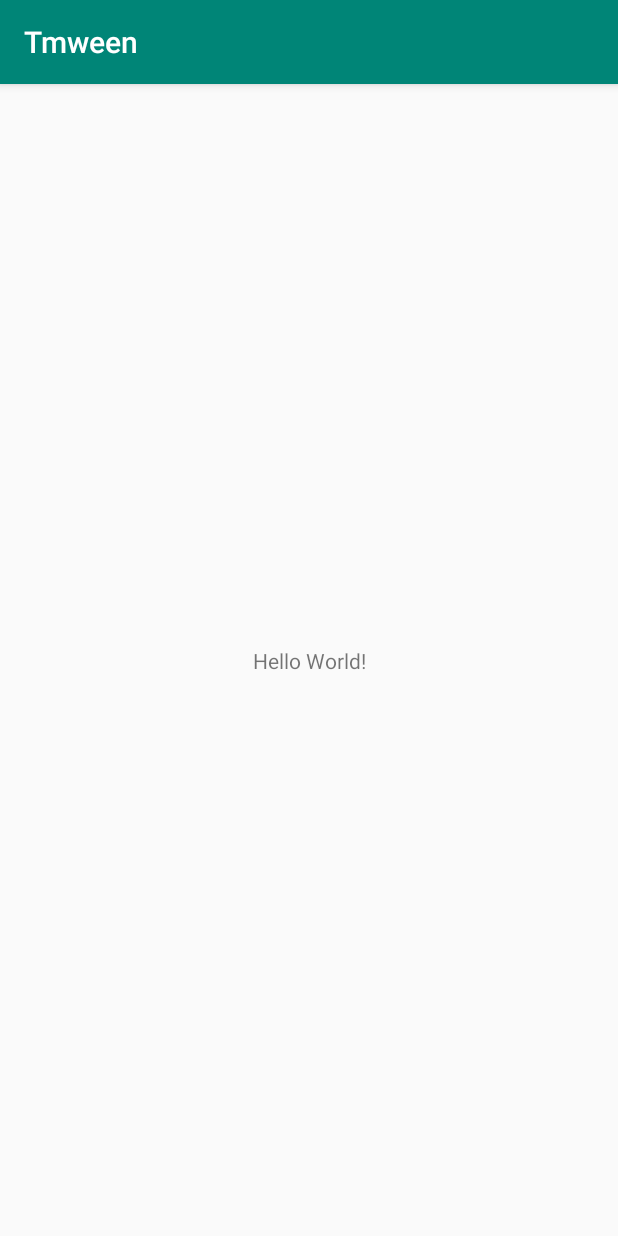
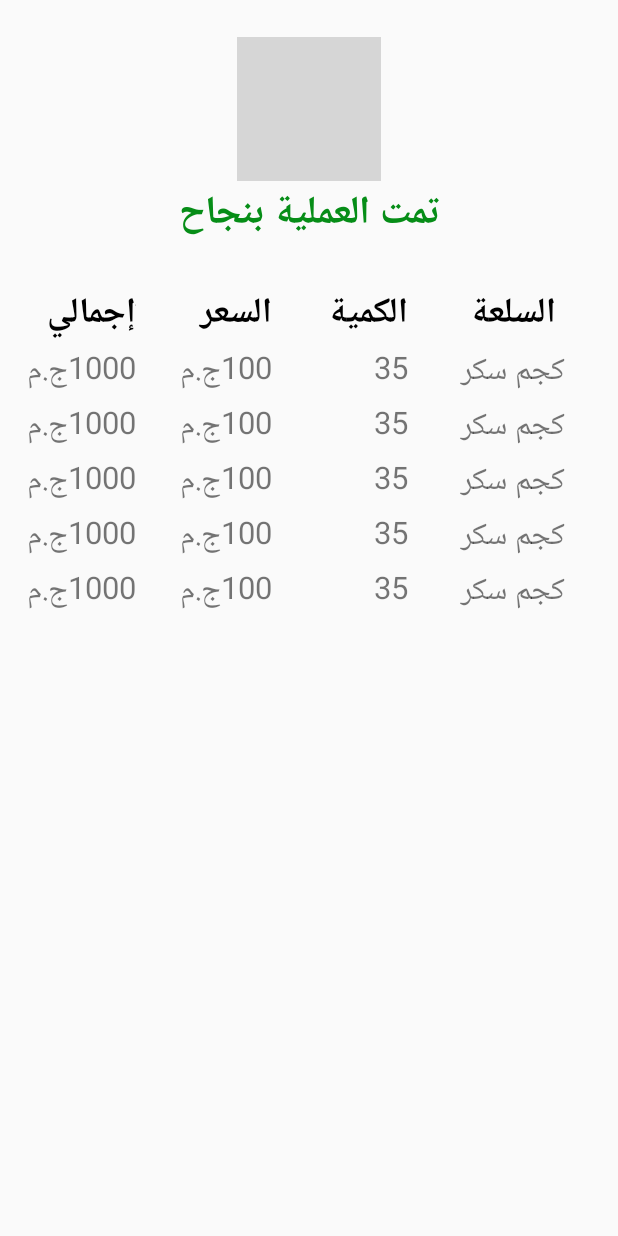
Before and after one commit to h4775346/Tmween, an Android app: the screen it shows after launch (MainActivity before the commit, ReceiptOfOrder after it), on a phone screen of 412 x 824 dp. Run offline under Robolectric (Android 15) with nearby library versions, the phone set to English and light mode, and no system bars; our stand-ins replace CircleImageView, sdp/ssp sizes; grey boxes are pictures that could not be loaded.

```diff
--- a/app/src/main/AndroidManifest.xml
+++ b/app/src/main/AndroidManifest.xml
@@ -9,13 +9,17 @@
         android:roundIcon="@mipmap/ic_launcher_round"
         android:supportsRtl="true"
         android:theme="@style/AppTheme">
-        <activity android:name=".MainActivity">
+        <activity android:name=".Activity.ReceiptOfOrder"
+            android:theme="@style/Theme.AppCompat.Light.NoActionBar">
             <intent-filter>
                 <action android:name="android.intent.action.MAIN" />
 
                 <category android:name="android.intent.category.LAUNCHER" />
             </intent-filter>
         </activity>
+        <activity android:name=".Activity.MainActivity">
+
+        </activity>
     </application>
 
 </manifest>
--- a/app/src/main/java/com/example/tmween/MainActivity.java
+++ b/app/src/main/java/com/example/tmween/Activity/MainActivity.java
@@ -1,8 +1,10 @@
-package com.example.tmween;
+package com.example.tmween.Activity;
 
 import androidx.appcompat.app.AppCompatActivity;
 
 import android.os.Bundle;
+
+import com.example.tmween.R;
 
 public class MainActivity extends AppCompatActivity {
 
--- /dev/null
+++ b/app/src/main/java/com/example/tmween/Activity/ReceiptOfOrder.java
@@ -0,0 +1,44 @@
+package com.example.tmween.Activity;
+
+import androidx.appcompat.app.AppCompatActivity;
+import androidx.recyclerview.widget.LinearLayoutManager;
+import androidx.recyclerview.widget.RecyclerView;
+
+import android.os.Bundle;
+
+import com.example.tmween.Adabter.ReceiptRecyclerAdapter;
+import com.example.tmween.Model.ReceiptItemsModel;
+import com.example.tmween.R;
+
+import java.util.ArrayList;
+
+public class ReceiptOfOrder extends AppCompatActivity {
+    //define widgets and tools
+    RecyclerView receiptRecycler;
+    ReceiptRecyclerAdapter receiptAdapter;
+    ArrayList<ReceiptItemsModel>receiptItemsModels=new ArrayList<>();
+
+    @Override
+    protected void onCreate(Bundle savedInstanceState) {
+        super.onCreate(savedInstanceState);
+        setContentView(R.layout.activity_receipt_of_order);
+        initializeWidgets();
+        fakeData();
+        receiptRecycler.setLayoutManager(new LinearLayoutManager(this));
+        receiptAdapter=new ReceiptRecyclerAdapter(this,receiptItemsModels);
+        receiptRecycler.setAdapter(receiptAdapter);
+
+    }
+
+    //this function to initialize widgets
+    public void initializeWidgets()
+    {
+        receiptRecycler=findViewById(R.id.receipt_recycler);
+
+    }
+    public void fakeData()
+    {
+        for (int i =0;i<5;i++)
+            receiptItemsModels.add(new ReceiptItemsModel("كجم سكر","35","100ج.م","1000ج.م"));
+    }
+}
--- /dev/null
+++ b/app/src/main/java/com/example/tmween/Adabter/ReceiptRecyclerAdapter.java
@@ -0,0 +1,68 @@
+package com.example.tmween.Adabter;
+
+import android.content.Context;
+import android.view.LayoutInflater;
+import android.view.View;
+import android.view.ViewGroup;
+import android.widget.TextView;
+
+import androidx.annotation.NonNull;
+import androidx.recyclerview.widget.RecyclerView;
+
+import com.example.tmween.Model.ReceiptItemsModel;
+import com.example.tmween.R;
+
+import java.util.ArrayList;
+
+public class ReceiptRecyclerAdapter extends RecyclerView.Adapter<ReceiptRecyclerAdapter.Holder> {
+
+    Context context;
+    ArrayList<ReceiptItemsModel> receiptItemsModels = new ArrayList<>();
+
+    public ReceiptRecyclerAdapter(Context context, ArrayList<ReceiptItemsModel> receiptItemsModels) {
+        this.context = context;
+        this.receiptItemsModels = receiptItemsModels;
+    }
+
+    @NonNull
+    @Override
+    public Holder onCreateViewHolder(@NonNull ViewGroup parent, int viewType) {
+
+        View view = LayoutInflater.from(parent.getContext()).inflate(R.layout.receipt_items, parent, false);
+        Holder holder = new Holder(view);
+        return holder;
+    }
+
+    @Override
+    public void onBindViewHolder(@NonNull Holder holder, int position) {
+        holder.receipt_product_total_price.setText(receiptItemsModels.get(position).getReceipt_product_total_price());
+        holder.receipt_product_name.setText(receiptItemsModels.get(position).getReceipt_product_name());
+        holder.receipt_product_count.setText(receiptItemsModels.get(position).getReceipt_product_count());
+        holder.receipt_product_price.setText(receiptItemsModels.get(position).getReceipt_product_price());
+
+
+    }
+
+    @Override
+    public int getItemCount() {
+        return receiptItemsModels.size();
+    }
+
+    public class Holder extends RecyclerView.ViewHolder {
+        TextView
+                receipt_product_name,
+                receipt_product_count,
+                receipt_product_price,
+                receipt_product_total_price;
+
+
+        public Holder(@NonNull View itemView) {
+            super(itemView);
+            receipt_product_name=itemView.findViewById(R.id.product_name);
+            receipt_product_count=itemView.findViewById(R.id.product_count);
+            receipt_product_price=itemView.findViewById(R.id.product_price);
+            receipt_product_total_price=itemView.findViewById(R.id.product_total_price);
+
+        }
+    }
+}
--- /dev/null
+++ b/app/src/main/java/com/example/tmween/Model/ReceiptItemsModel.java
@@ -0,0 +1,51 @@
+package com.example.tmween.Model;
+
+public class ReceiptItemsModel {
+
+    private String receipt_product_name;
+    private String receipt_product_count;
+    private String receipt_product_price;
+    private String receipt_product_total_price;
+
+    public ReceiptItemsModel() {
+    }
+
+    public ReceiptItemsModel(String receipt_product_name, String receipt_product_count, String receipt_product_price, String receipt_product_total_price) {
+        this.receipt_product_name = receipt_product_name;
+        this.receipt_product_count = receipt_product_count;
+        this.receipt_product_price = receipt_product_price;
+        this.receipt_product_total_price = receipt_product_total_price;
+    }
+
+    public String getReceipt_product_name() {
+        return receipt_product_name;
+    }
+
+    public void setReceipt_product_name(String receipt_product_name) {
+        this.receipt_product_name = receipt_product_name;
+    }
+
+    public String getReceipt_product_count() {
+        return receipt_product_count;
+    }
+
+    public void setReceipt_product_count(String receipt_product_count) {
+        this.receipt_product_count = receipt_product_count;
+    }
+
+    public String getReceipt_product_price() {
+        return receipt_product_price;
+    }
+
+    public void setReceipt_product_price(String receipt_product_price) {
+        this.receipt_product_price = receipt_product_price;
+    }
+
+    public String getReceipt_product_total_price() {
+        return receipt_product_total_price;
+    }
+
+    public void setReceipt_product_total_price(String receipt_product_total_price) {
+        this.receipt_product_total_price = receipt_product_total_price;
+    }
+}
--- a/app/src/main/res/layout/activity_main.xml
+++ b/app/src/main/res/layout/activity_main.xml
@@ -4,7 +4,7 @@
     xmlns:tools="http://schemas.android.com/tools"
     android:layout_width="match_parent"
     android:layout_height="match_parent"
-    tools:context=".MainActivity">
+    tools:context=".Activity.MainActivity">
 
     <TextView
         android:layout_width="wrap_content"
--- /dev/null
+++ b/app/src/main/res/layout/activity_receipt_of_order.xml
@@ -0,0 +1,117 @@
+<?xml version="1.0" encoding="utf-8"?>
+<androidx.constraintlayout.widget.ConstraintLayout xmlns:android="http://schemas.android.com/apk/res/android"
+    xmlns:app="http://schemas.android.com/apk/res-auto"
+    xmlns:tools="http://schemas.android.com/tools"
+    android:layout_width="match_parent"
+    android:layout_height="match_parent"
+    tools:context=".Activity.ReceiptOfOrder">
+
+
+    <LinearLayout
+        android:id="@+id/local_space1"
+        android:layout_width="match_parent"
+        android:layout_height="0dp"
+        android:orientation="vertical"
+        app:layout_constraintEnd_toEndOf="parent"
+        app:layout_constraintHeight_percent="0.03"
+        app:layout_constraintStart_toStartOf="parent"
+        app:layout_constraintTop_toTopOf="parent" />
+
+
+    <de.hdodenhof.circleimageview.CircleImageView
+        android:id="@+id/true_image"
+        android:layout_width="wrap_content"
+        android:layout_height="wrap_content"
+        android:src="@drawable/ic_check_circle_24px"
+        app:layout_constraintEnd_toEndOf="parent"
+        app:layout_constraintStart_toStartOf="parent"
+        app:layout_constraintTop_toBottomOf="@id/local_space1" />
+
+    <TextView
+        android:id="@+id/success_message"
+        android:layout_width="wrap_content"
+        android:layout_height="wrap_content"
+        android:text="@string/successful_process"
+        android:textSize="@dimen/_20sdp"
+        android:textStyle="bold"
+        android:textColor="@color/green"
+        app:layout_constraintEnd_toEndOf="parent"
+        app:layout_constraintStart_toStartOf="parent"
+        app:layout_constraintTop_toBottomOf="@+id/true_image" />
+
+    <LinearLayout
+        android:id="@+id/local_space"
+        android:layout_width="match_parent"
+        android:layout_height="0dp"
+        android:orientation="vertical"
+        app:layout_constraintEnd_toEndOf="parent"
+        app:layout_constraintHeight_percent="0.03"
+        app:layout_constraintStart_toStartOf="parent"
+        app:layout_constraintTop_toBottomOf="@+id/success_message" />
+
+    <TextView
+        android:id="@+id/title_product_name"
+        android:layout_width="0dp"
+        android:layout_height="wrap_content"
+        android:gravity="center"
+        android:text="@string/product_title_in_receipt"
+        android:textSize="@dimen/_18sdp"
+        android:textStyle="bold"
+        android:textColor="@color/black"
+        app:layout_constraintEnd_toEndOf="parent"
+        app:layout_constraintStart_toEndOf="@+id/title_product_count"
+        app:layout_constraintTop_toBottomOf="@+id/local_space"
+        app:layout_constraintWidth_percent="0.3" />
+
+    <TextView
+        android:id="@+id/title_product_count"
+        android:layout_width="0dp"
+        android:layout_height="wrap_content"
+        android:gravity="start"
+        android:text="@string/product_count_in_receipt"
+        android:textSize="@dimen/_18sdp"
+        android:textStyle="bold"
+        android:textColor="@color/black"
+        app:layout_constraintEnd_toStartOf="@+id/title_product_name"
+        app:layout_constraintStart_toEndOf="@+id/title_product_price"
+        app:layout_constraintTop_toBottomOf="@+id/local_space"
+        app:layout_constraintWidth_percent="0.2" />
+
+    <TextView
+        android:id="@+id/title_product_price"
+        android:layout_width="0dp"
+        android:layout_height="wrap_content"
+        android:gravity="start"
+        android:text="@string/product_price_in_receipt"
+        android:textSize="@dimen/_18sdp"
+        android:textStyle="bold"
+        android:textColor="@color/black"
+        app:layout_constraintEnd_toStartOf="@+id/title_product_count"
+        app:layout_constraintStart_toEndOf="@+id/title_product_total_price"
+        app:layout_constraintTop_toBottomOf="@+id/local_space"
+        app:layout_constraintWidth_percent="0.2" />
+
+    <TextView
+        android:id="@+id/title_product_total_price"
+        android:layout_width="0dp"
+        android:layout_height="wrap_content"
+        android:gravity="start"
+        android:text="@string/product_total_price_in_receipt"
+        android:textSize="@dimen/_18sdp"
+        android:textStyle="bold"
+        android:textColor="@color/black"
+        app:layout_constraintEnd_toStartOf="@+id/title_product_price"
+        app:layout_constraintStart_toStartOf="parent"
+        app:layout_constraintTop_toBottomOf="@+id/local_space"
+        app:layout_constraintWidth_percent="0.2" />
+
+    <androidx.recyclerview.widget.RecyclerView
+        android:id="@+id/receipt_recycler"
+        android:layout_width="match_parent"
+        android:layout_height="0dp"
+        app:layout_constraintEnd_toEndOf="parent"
+        app:layout_constraintHeight_percent="0.4"
+        app:layout_constraintStart_toStartOf="parent"
+        app:layout_constraintTop_toBottomOf="@+id/title_product_count" />
+
+</androidx.constraintlayout.widget.ConstraintLayout>
--- /dev/null
+++ b/app/src/main/res/layout/receipt_items.xml
@@ -0,0 +1,64 @@
+<?xml version="1.0" encoding="utf-8"?>
+<androidx.constraintlayout.widget.ConstraintLayout
+    xmlns:android="http://schemas.android.com/apk/res/android"
+    xmlns:app="http://schemas.android.com/apk/res-auto"
+    xmlns:tools="http://schemas.android.com/tools"
+    android:layout_width="match_parent"
+    android:layout_height="wrap_content">
+    <LinearLayout
+        android:id="@+id/local_space_recycler"
+        android:layout_width="match_parent"
+        android:layout_height="0dp"
+        android:orientation="vertical"
+        app:layout_constraintEnd_toEndOf="parent"
+        app:layout_constraintHeight_percent="0.03"
+        app:layout_constraintStart_toStartOf="parent"
+        app:layout_constraintTop_toTopOf="parent"/>
+
+    <TextView
+        android:id="@+id/product_name"
+        android:layout_width="0dp"
+        android:layout_height="wrap_content"
+        android:gravity="center"
+        android:textSize="@dimen/_16sdp"
+        app:layout_constraintEnd_toEndOf="parent"
+        app:layout_constraintStart_toEndOf="@+id/product_count"
+        app:layout_constraintTop_toBottomOf="@+id/local_space_recycler"
+        app:layout_constraintWidth_percent="0.3" />
+
+    <TextView
+        android:id="@+id/product_count"
+        android:layout_width="0dp"
+        android:layout_height="wrap_content"
+        android:gravity="end"
+        android:textSize="@dimen/_16sdp"
+        app:layout_constraintEnd_toStartOf="@+id/product_name"
+        app:layout_constraintStart_toEndOf="@+id/product_price"
+        app:layout_constraintTop_toBottomOf="@+id/local_space_recycler"
+        app:layout_constraintWidth_percent="0.2" />
+
+    <TextView
+        android:id="@+id/product_price"
+        android:layout_width="0dp"
+        android:layout_height="wrap_content"
+        android:gravity="start"
+        android:textSize="@dimen/_16sdp"
+        app:layout_constraintEnd_toStartOf="@+id/product_count"
+        app:layout_constraintStart_toEndOf="@+id/product_total_price"
+        app:layout_constraintTop_toBottomOf="@+id/local_space_recycler"
+        app:layout_constraintWidth_percent="0.2" />
+
+    <TextView
+        android:id="@+id/product_total_price"
+        android:layout_width="0dp"
+        android:layout_height="wrap_content"
+        android:gravity="start"
+        android:textSize="@dimen/_16sdp"
+        app:layout_constraintEnd_toStartOf="@+id/product_price"
+        app:layout_constraintStart_toStartOf="parent"
+        app:layout_constraintTop_toBottomOf="@+id/local_space_recycler"
+        app:layout_constraintWidth_percent="0.2"
+        />
+
+
+</androidx.constraintlayout.widget.ConstraintLayout>
--- a/app/src/main/res/values/colors.xml
+++ b/app/src/main/res/values/colors.xml
@@ -3,4 +3,6 @@
     <color name="colorPrimary">#008577</color>
     <color name="colorPrimaryDark">#00574B</color>
     <color name="colorAccent">#D81B60</color>
+    <color name="green">#068D17</color>
+    <color name="black">#000</color>
 </resources>
--- a/app/src/main/res/values/strings.xml
+++ b/app/src/main/res/values/strings.xml
@@ -1,3 +1,8 @@
 <resources>
     <string name="app_name">Tmween</string>
+    <string name="successful_process">تمت العملية بنجاح</string>
+    <string name="product_title_in_receipt">السلعة</string>
+    <string name="product_count_in_receipt">الكمية</string>
+    <string name="product_price_in_receipt">السعر</string>
+    <string name="product_total_price_in_receipt">َإجمالي</string>
 </resources>
```
Also changed, not shown: app/build.gradle (+8 -0 lines).
